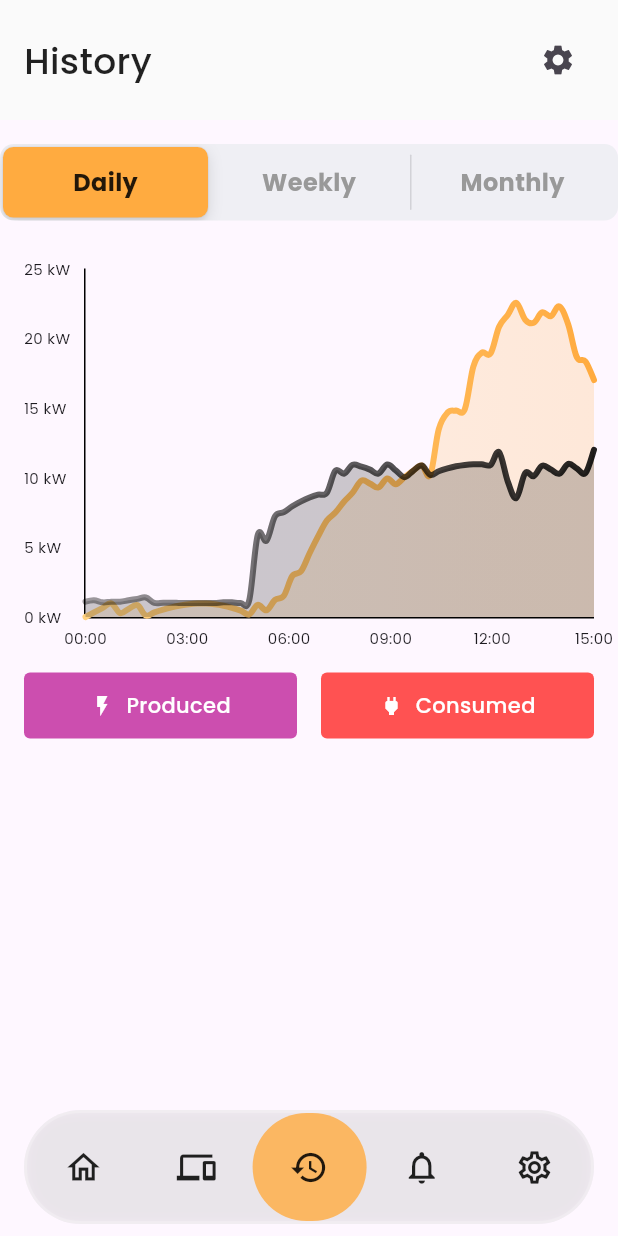
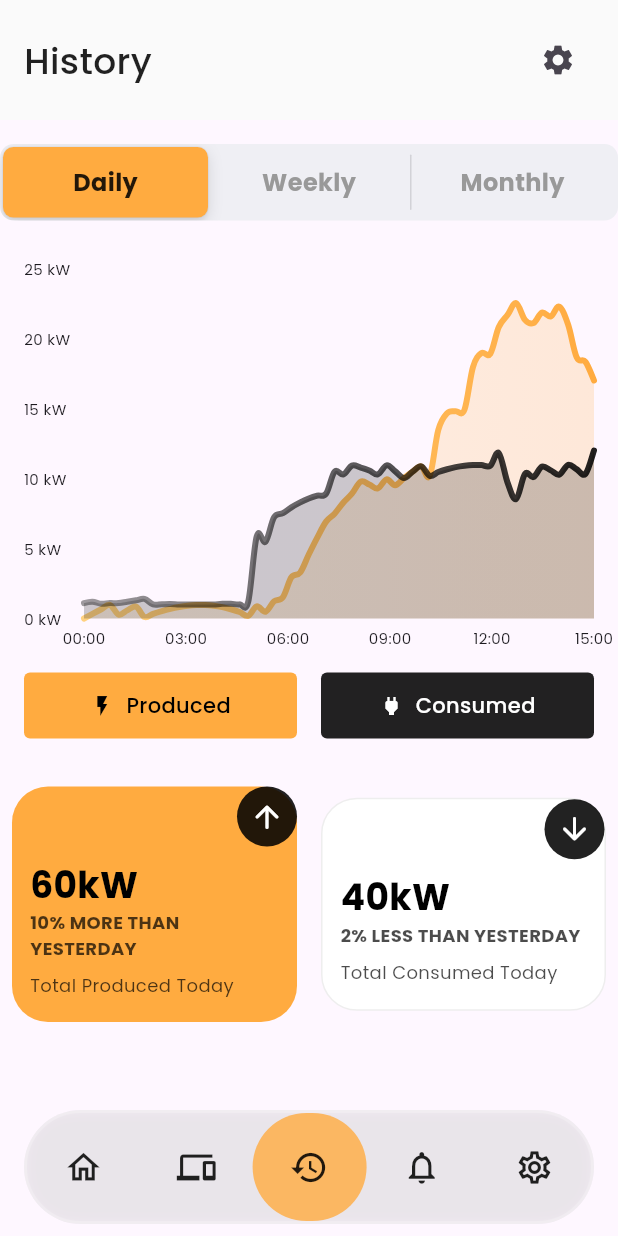
Before and after one commit to 7aku8/pv-forecast, a Flutter app: the screen it shows after launch, swiped to page 3, on a phone screen of 412 x 824 dp. Run offline on Flutter 3.47's test engine with Material 3 defaults, Android fonts, the phone set to English and light mode, and no system bars; drawn by our look-alikes of fl_chart; our stand-ins replace bloc, equatable, flutter_bloc, nb_utils; generated files the repository leaves out were written again.

Commit message:
history boxes, chars colors

```diff
--- a/lib/components/history_labels.dart
+++ b/lib/components/history_labels.dart
@@ -11,15 +11,17 @@ class HistoryLabels extends StatelessWidget {
       child: Row(
         children: [
           _buildExpandedLabel(
-            color: contentColorCyan,
+            color: Colors.orangeAccent,
             label: 'Produced',
-            icon: Icons.flash_on, // Example icon for Produced
+            icon: Icons.flash_on,
+            textColor: Colors.black, // Example text color
           ),
           const SizedBox(width: 16),
           _buildExpandedLabel(
-            color: Colors.redAccent,
+            color: Colors.black87,
             label: 'Consumed',
-            icon: Icons.power, // Example icon for Consumed
+            icon: Icons.power,
+            textColor: Colors.white, // Default text color
           ),
         ],
       ),
@@ -30,6 +32,7 @@ class HistoryLabels extends StatelessWidget {
     required Color color,
     required String label,
     required IconData icon,
+    Color textColor = Colors.white, // Default to white
   }) {
     return Expanded(
       child: Container(
@@ -43,16 +46,16 @@ class HistoryLabels extends StatelessWidget {
           children: [
             Icon(
               icon,
-              color: Colors.white, // Icon color for contrast
+              color: textColor, // Dynamic icon color
               size: 16,
             ),
             const SizedBox(width: 8), // Spacing between icon and text
             Text(
               label,
-              style: const TextStyle(
+              style: TextStyle(
                 fontSize: 14,
                 fontWeight: FontWeight.w500,
-                color: Colors.white, // Text color for contrast
+                color: textColor, // Dynamic text color
               ),
             ),
           ],
--- a/lib/components/history_linear_chart.dart
+++ b/lib/components/history_linear_chart.dart
@@ -131,7 +131,7 @@ class _HistoryLinearChartState extends State<HistoryLinearChart> {
         ),
       ),
       borderData: FlBorderData(
-        show: true,
+        show: false,
         border: const Border(
           left: BorderSide(color: Colors.black, width: 1),
           bottom: BorderSide(color: Colors.black, width: 1),
--- a/lib/components/monthly_bar_chart.dart
+++ b/lib/components/monthly_bar_chart.dart
@@ -13,7 +13,7 @@ class MonthlyBarChart extends StatelessWidget {
         aspectRatio: 1.5,
         child: BarChart(
           BarChartData(
-            maxY: 200, // Adjust based on the maximum kW value
+            maxY: 30, // Adjust based on the maximum kW value
             barGroups: _buildBarGroups(),
             titlesData: FlTitlesData(
               bottomTitles: AxisTitles(
@@ -108,8 +108,8 @@ class MonthlyBarChart extends StatelessWidget {
   }
 
   List<BarChartGroupData> _buildBarGroups() {
-    final producedValues = [150.0, 120.0, 130.0, 140.0, 180.0, 170.0, 160.0, 190.0, 200.0, 140.0, 130.0, 120.0];
-    final consumedValues = [120.0, 100.0, 110.0, 115.0, 150.0, 145.0, 135.0, 170.0, 190.0, 130.0, 120.0, 110.0];
+    final producedValues = [12.0, 12.5, 17.3, 19.0, 23.0, 24.5, 23.8, 25.0, 24.9, 23.0, 19.0, 12.0];
+    final consumedValues = [20.2, 17.95, 19.57, 21.1, 22.0, 21.55, 21.02, 22.5, 22.41, 20.7, 19.8, 18.9];
 
     return List.generate(12, (index) {
       return BarChartGroupData(
@@ -118,12 +118,12 @@ class MonthlyBarChart extends StatelessWidget {
         barRods: [
           BarChartRodData(
             toY: producedValues[index],
-            color: contentColorCyan,
+            color: Colors.orangeAccent,
             width: 8,
           ),
           BarChartRodData(
             toY: consumedValues[index],
-            color: Colors.redAccent,
+            color: Colors.black87,
             width: 8,
           ),
         ],
--- a/lib/components/weekly_bar_chart.dart
+++ b/lib/components/weekly_bar_chart.dart
@@ -13,7 +13,7 @@ class WeeklyBarChart extends StatelessWidget {
         aspectRatio: 1.5,
         child: BarChart(
           BarChartData(
-            maxY: 50, // Adjust based on the maximum kW value
+            maxY: 30, // Adjust based on the maximum kW value
             barGroups: _buildBarGroups(),
             titlesData: FlTitlesData(
               // leftTitles: AxisTitles(
@@ -109,8 +109,8 @@ class WeeklyBarChart extends StatelessWidget {
   }
 
   List<BarChartGroupData> _buildBarGroups() {
-    final producedValues = [20.0, 30.0, 25.0, 35.0, 40.0, 45.0, 30.0];
-    final consumedValues = [15.0, 20.0, 18.0, 25.0, 30.0, 35.0, 25.0];
+    final producedValues = [20.0, 19.0, 19.0, 18.0, 22.0, 21.0, 23.0];
+    final consumedValues = [20.5, 19.0, 20.8, 21.8, 22.0, 8.6, 7.0];
 
     return List.generate(7, (index) {
       return BarChartGroupData(
@@ -119,12 +119,12 @@ class WeeklyBarChart extends StatelessWidget {
         barRods: [
           BarChartRodData(
             toY: producedValues[index],
-            color: contentColorCyan,
+            color: Colors.orangeAccent,
             width: 8,
           ),
           BarChartRodData(
             toY: consumedValues[index],
-            color: Colors.redAccent,
+            color: Colors.black87,
             width: 8,
           ),
         ],
--- a/lib/dashboard/view/history_view.dart
+++ b/lib/dashboard/view/history_view.dart
@@ -1,5 +1,6 @@
 import 'package:flutter/cupertino.dart';
 import 'package:flutter/material.dart';
+import 'package:nb_utils/nb_utils.dart';
 import 'package:pv_forecast/components/history_labels.dart';
 import 'package:pv_forecast/components/history_linear_chart.dart';
 import 'package:pv_forecast/components/weekly_bar_chart.dart';
@@ -87,6 +88,38 @@ class DailyChartWidget extends StatelessWidget {
       children: [
         HistoryLinearChart(),
         HistoryLabels(),
+        SizedBox(height: 32),
+        Row(
+          mainAxisAlignment: MainAxisAlignment.spaceEvenly,
+          children: [
+            Expanded(
+              child: Padding(
+                padding: EdgeInsets.symmetric(horizontal: 8),
+                child: _DataBox(
+                  value: "60kW",
+                  label: "Total Produced Today",
+                  insight: "10% more than yesterday",
+                  icon: Icons.arrow_upward_rounded,
+                  backgroundColor: Colors.orangeAccent,
+                  textColor: Colors.black,
+                ),
+              ),
+            ),
+            Expanded(
+              child: Padding(
+                padding: EdgeInsets.symmetric(horizontal: 8),
+                child: _DataBox(
+                  value: "40kW",
+                  label: "Total Consumed Today",
+                  insight: "2% less than yesterday",
+                  icon: Icons.arrow_downward_rounded,
+                  backgroundColor: Colors.white,
+                  textColor: Colors.black,
+                ),
+              ),
+            ),
+          ],
+        ),
       ],
     );
   }
@@ -119,3 +152,98 @@ class MonthlyChartWidget extends StatelessWidget {
     );
   }
 }
+
+class _DataBox extends StatelessWidget {
+  final String value;
+  final String label;
+  final IconData icon;
+  final Color backgroundColor;
+  final Color textColor;
+  final String insight;
+
+  const _DataBox({
+    super.key,
+    required this.value,
+    required this.label,
+    required this.icon,
+    required this.backgroundColor,
+    required this.textColor,
+    required this.insight,
+  });
+
+  @override
+  Widget build(BuildContext context) {
+    return Container(
+      decoration: BoxDecoration(
+        borderRadius: BorderRadius.circular(24),
+        color: backgroundColor,
+        border: backgroundColor == Colors.white
+            ? Border.all(color: Colors.grey.shade200)
+            : null,
+      ),
+      padding: const EdgeInsets.only(bottom: 16),
+      child: Column(
+        crossAxisAlignment: CrossAxisAlignment.start,
+        children: [
+          Row(
+            mainAxisAlignment: MainAxisAlignment.end,
+            children: [
+              CircleAvatar(
+                backgroundColor: Colors.black87,
+                child: Icon(
+                  icon,
+                  color: Colors.white,
+                  size: 24,
+                ),
+              ),
+            ],
+          ),
+          SizedBox(height: 8),
+          Padding(
+            padding: const EdgeInsets.symmetric(horizontal: 12),
+            child: Row(
+              children: [
+                Expanded(
+                  child: Column(
+                    crossAxisAlignment: CrossAxisAlignment.start,
+                    children: [
+                      Row(
+                        children: [
+                          Text(
+                            value,
+                            style: TextStyle(
+                              color: textColor,
+                              fontSize: 24,
+                              fontWeight: FontWeight.bold,
+                            ),
+                          ),
+                          const SizedBox(width: 4),
+                        ],
+                      ),
+                                     Text(
+                        insight.toUpperCase(),
+                        style: TextStyle(
+                          color: textColor.withOpacity(0.7),
+                          fontSize: 12,
+                          fontWeight: FontWeight.bold,
+                        ),
+                      ),
+                      const SizedBox(height: 8),
+                      Text(
+                        label,
+                        style: TextStyle(
+                          color: textColor.withOpacity(0.7),
+                          fontSize: 12,
+                        ),
+                      ),
+                    ],
+                  ),
+                ),
+              ],
+            ),
+          ),
+        ],
+      ),
+    );
+  }
+}
```
